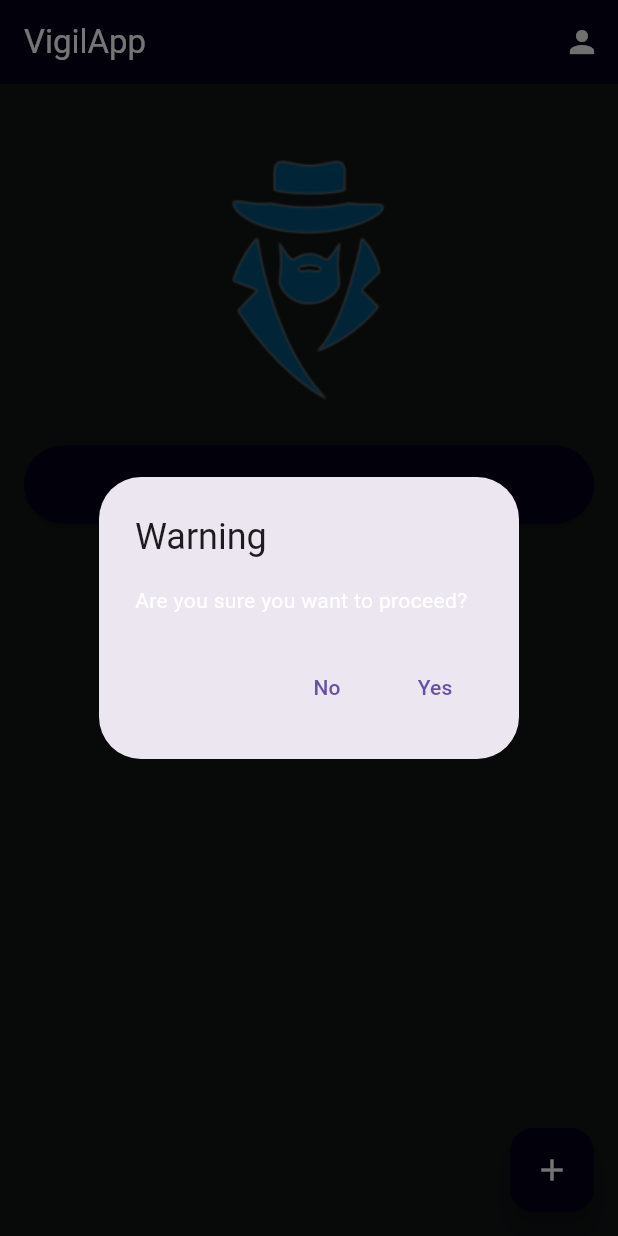
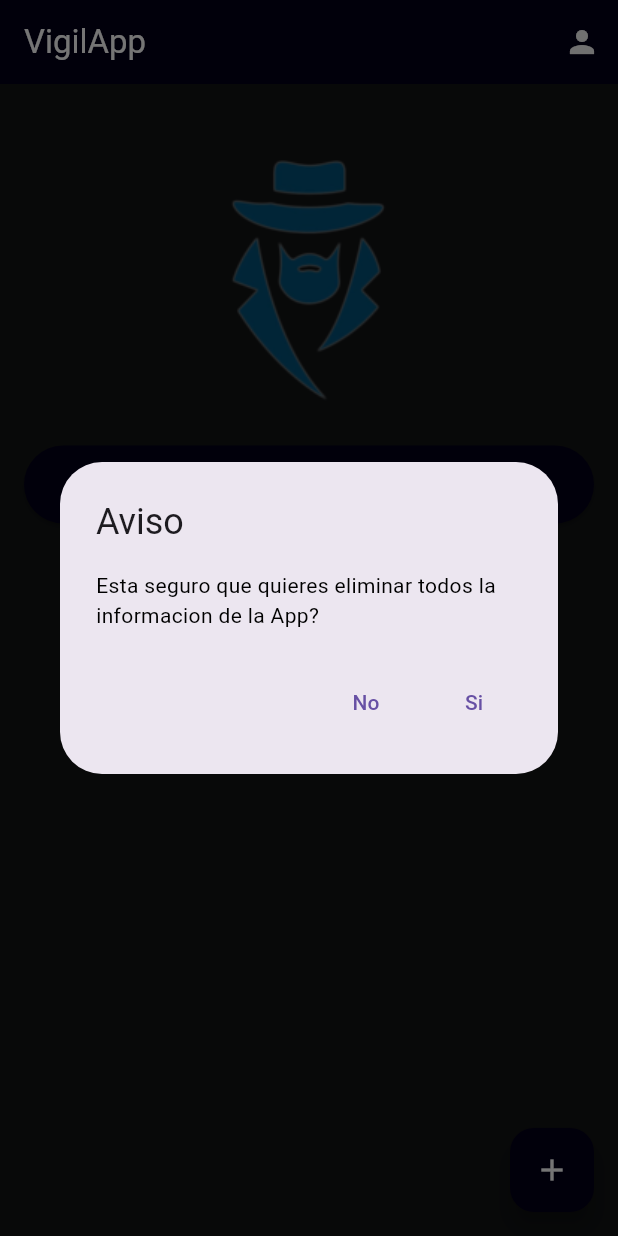
Before and after one commit to Elias-Marinez/vigilapp_20221073, a Flutter app: the screen it shows after launch, after a tap on "Reiniciar", on a phone screen of 412 x 824 dp. Run offline on Flutter 3.47's test engine with Material 3 defaults, Android fonts, the phone set to English and light mode, and no system bars; our stand-ins replace image_picker, permission_handler, sqflite; missing offline and left inert: record; accounts and stored records are empty.

Commit message:
Lista de Incidencias

```diff
--- a/lib/models/incident_model.dart
+++ b/lib/models/incident_model.dart
@@ -1,7 +1,7 @@
 class Incident {
   int? id;
   String title;
-  DateTime date;
+  String date;
   String description;
   String? photo;
   String? audio;
--- a/lib/pages/homepage.dart
+++ b/lib/pages/homepage.dart
@@ -1,7 +1,9 @@
 import 'dart:developer';
 
 import 'package:flutter/material.dart';
+import 'package:vigilapp_20221073/database/database_helper.dart';
 import 'package:vigilapp_20221073/pages/addincidentpage.dart';
+import 'package:vigilapp_20221073/widgets/incidentlistpage.dart';
 
 class Homepage extends StatefulWidget{
 
@@ -13,6 +15,8 @@ class Homepage extends StatefulWidget{
 
 class _HomepageState extends State<Homepage> {
 
+  final GlobalKey<IncidentListPageState> _incidentListKey = GlobalKey<IncidentListPageState>();
+
   Future<void> _navigateToAddIncidentPage() async{
     final result = await Navigator.push(
       context,
@@ -21,7 +25,48 @@ class _HomepageState extends State<Homepage> {
       )
     );
 
-    result ? log('Se ha agregado un incidente') : log('no se ha agregado incidente');
+    if(result != null){
+      result ? log('Se ha agregado un incidente') : log('no se ha agregado incidente');
+    }
+
+    _incidentListKey.currentState?.refreshData();
+  }
+
+  void _showWarningDialog(BuildContext context) {
+    showDialog(
+      context: context,
+      builder: (BuildContext context) {
+        return AlertDialog(
+          title: const Text('Aviso'),
+          content: const Text(
+            'Esta seguro que quieres eliminar todos la informacion de la App?',
+            style: TextStyle(
+              color: Colors.black
+            ),
+          ),
+          actions: <Widget>[
+            TextButton(
+              onPressed: () {
+                Navigator.of(context).pop(); // Cierra el diálogo
+              },
+              child: const Text('No'),
+            ),
+            TextButton(
+              onPressed: () {
+                _deleteAllIncidents(); // Ejecuta la acción
+                Navigator.of(context).pop(); // Cierra el diálogo
+              },
+              child: const Text('Si'),
+            ),
+          ],
+        );
+      },
+    );
+  }
+
+  Future<void> _deleteAllIncidents() async {
+    await DatabaseHelper().deleteAllIncidents();
+    _incidentListKey.currentState?.refreshData();
   }
 
   @override
@@ -57,6 +102,8 @@ class _HomepageState extends State<Homepage> {
                 ),
               ),
             ),
+            const SizedBox(height: 30),
+            IncidentListPage(key: _incidentListKey)
           ],
         ),
       ),
@@ -66,35 +113,4 @@ class _HomepageState extends State<Homepage> {
         ),
     );
   }
-
-    void _showWarningDialog(BuildContext context) {
-    showDialog(
-      context: context,
-      builder: (BuildContext context) {
-        return AlertDialog(
-          title: const Text('Warning'),
-          content: const Text('Are you sure you want to proceed?'),
-          actions: <Widget>[
-            TextButton(
-              onPressed: () {
-                Navigator.of(context).pop(); // Cierra el diálogo
-              },
-              child: const Text('No'),
-            ),
-            TextButton(
-              onPressed: () {
-                Navigator.of(context).pop(); // Cierra el diálogo
-                _executeAction(); // Ejecuta la acción
-              },
-              child: const Text('Yes'),
-            ),
-          ],
-        );
-      },
-    );
-  }
-
-  void _executeAction() {
-    // Aquí defines la acción a ejecutar si el usuario selecciona "Sí"
-  }
 }
--- /dev/null
+++ b/lib/widgets/incidentlistpage.dart
@@ -0,0 +1,83 @@
+import 'dart:io';
+
+import 'package:flutter/material.dart';
+import '../models/incident_model.dart';
+
+import '../database/database_helper.dart';
+
+class IncidentListPage extends StatefulWidget{
+  const IncidentListPage({super.key});
+
+  @override
+  State<IncidentListPage> createState() => IncidentListPageState();
+}
+
+class IncidentListPageState extends State<IncidentListPage>{
+  late Future<List<Incident>> _incidentList;
+
+  void _loadData() {
+    setState(() {
+      _incidentList = DatabaseHelper().getIncidents();
+    });
+  }
+
+  @override
+  void initState(){
+    super.initState();
+    _loadData();
+  }
+
+  void refreshData() {
+    _loadData();
+  }
+  @override
+  Widget build(BuildContext context) {
+    return Expanded(
+      child: FutureBuilder<List<Incident>>(
+        future: _incidentList,
+        builder: (context, snapshot) {
+          if (snapshot.connectionState == ConnectionState.waiting) {
+            return const Center(child: CircularProgressIndicator());
+          } else if (snapshot.hasError) {
+            return Center(child: Text('Error: ${snapshot.error}'));
+          } else if (!snapshot.hasData || snapshot.data!.isEmpty) {
+            return const Text('No hay incidencias registradas.');
+          } else {
+            final incidents = snapshot.data!;
+            return ListView.builder(
+              itemCount: incidents.length,
+              itemBuilder: (context, index) {
+                final incident = incidents[index];
+                return Card(
+                  elevation: 2,
+                  color: Color.fromARGB(115, 70, 70, 70),
+                  margin: const EdgeInsets.symmetric(horizontal: 10, vertical: 5),
+                  child: ListTile(
+                    leading: CircleAvatar(
+                      radius: 30,
+                      backgroundImage: incident.photo != null ? FileImage(File(incident.photo!)) : null,
+                      child: incident.photo == null ? const Icon(Icons.image, size: 30) : null,
+                    ),
+                    title: Text(
+                      incident.title,
+                      style: TextStyle(color: Colors.grey[400]),
+                    ),
+                    subtitle: Text(
+                      incident.description,
+                      maxLines: 1,
+                      overflow: TextOverflow.ellipsis,
+                      style: TextStyle(color: Colors.grey[600]),
+                    ),
+                    onTap: () {
+                      // Acción al tocar la incidencia
+                    },
+                  ),
+                );
+              },
+            );
+          }
+        },
+      ),
+    );
+  }
+}
--- a/pubspec.yaml
+++ b/pubspec.yaml
@@ -40,6 +40,7 @@ dependencies:
   image_picker: ^1.1.2
   audioplayers: ^6.0.0
   record: ^4.4.4
+  permission_handler: ^10.0.0
 
 dev_dependencies:
   flutter_test:
```
Also changed, not shown: lib/pages/addincidentpage.dart (+23 -3 lines), pubspec.lock, 3 other files.
